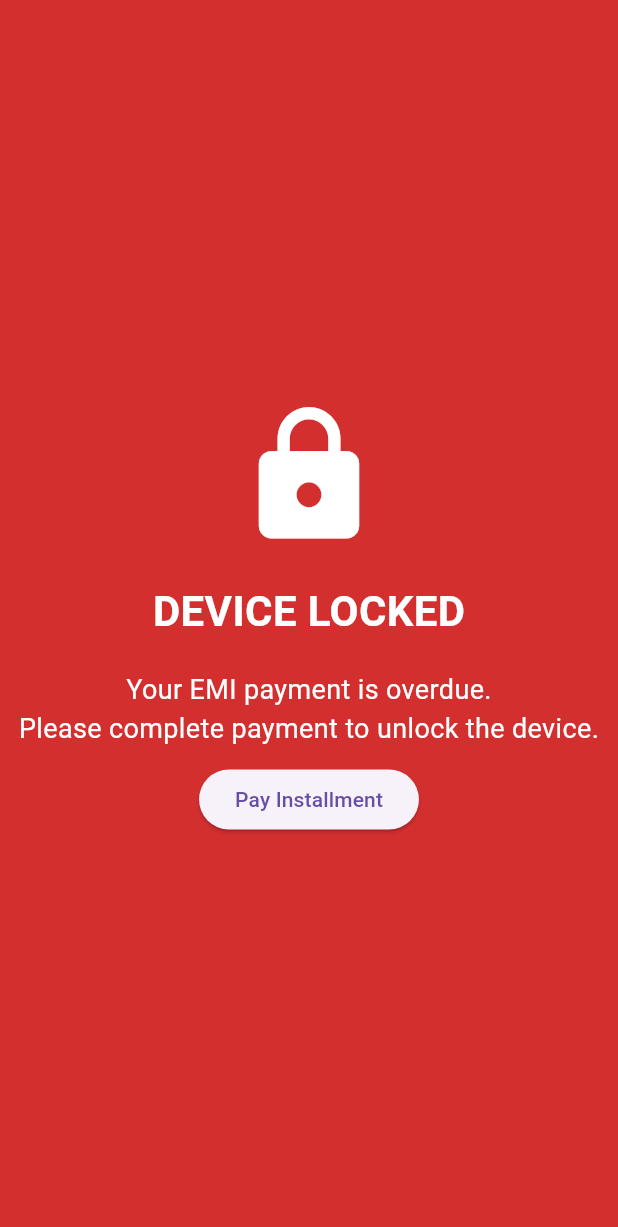
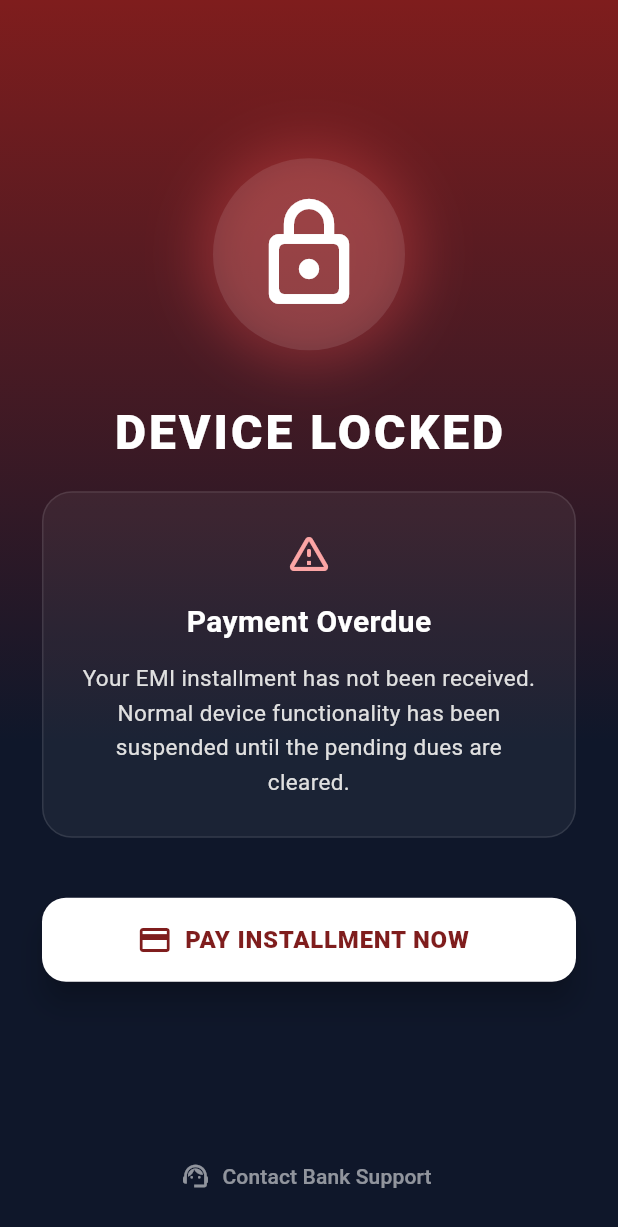
Before and after one commit to Sukhmeetsingh306/EMI_Locker_Application, a Flutter app: the LockScreen screen opened by its route, on a phone screen of 412 x 824 dp. Shown: the top 1227 px of the screen. Run offline on Flutter 3.47's test engine with Material 3 defaults, Android fonts, the light colour scheme and no system bars; our stand-ins replace device_info_plus, dio, go_router, shared_preferences; missing offline and left inert: workmanager; accounts and stored records are empty.

Commit message:
feat: update the ui for the lock screen to have the code to be altered to show the lock detail

```diff
--- a/lib/screen/lock_screen.dart
+++ b/lib/screen/lock_screen.dart
@@ -3,44 +3,173 @@ import 'package:go_router/go_router.dart';
 
 class LockScreen extends StatelessWidget {
   const LockScreen({super.key});
+
   static String routePath() => "/lock";
 
   @override
   Widget build(BuildContext context) {
-    return Scaffold(
-      backgroundColor: Colors.red.shade700,
-      body: Center(
+    // PopScope prevents the user from using the Android hardware back button
+    // to escape the lock screen.
+    return PopScope(
+      canPop: false,
+      child: Scaffold(
+        body: Container(
+          width: double.infinity,
+          decoration: const BoxDecoration(
+            gradient: LinearGradient(
+              begin: Alignment.topCenter,
+              end: Alignment.bottomCenter,
+              colors: [
+                Color(0xFF7F1D1D), // Deep warning red
+                Color(0xFF0F172A), // Dark slate/black
+              ],
+              stops: [0.0, 0.6],
+            ),
+          ),
+          child: SafeArea(
+            child: Padding(
+              padding: const EdgeInsets.symmetric(horizontal: 28.0),
               child: Column(
                 mainAxisAlignment: MainAxisAlignment.center,
                 children: [
-            Icon(Icons.lock, color: Colors.white, size: 100),
+                  const Spacer(),
 
-            SizedBox(height: 20),
+                  // Glowing Lock Icon
+                  Container(
+                    padding: const EdgeInsets.all(24),
+                    decoration: BoxDecoration(
+                      color: Colors.white.withOpacity(0.1),
+                      shape: BoxShape.circle,
+                      boxShadow: [
+                        BoxShadow(
+                          color: Colors.redAccent.withOpacity(0.3),
+                          blurRadius: 30,
+                          spreadRadius: 10,
+                        ),
+                      ],
+                    ),
+                    child: const Icon(
+                      Icons.lock_outline_rounded,
+                      color: Colors.white,
+                      size: 80,
+                    ),
+                  ),
 
-            Text(
+                  const SizedBox(height: 32),
+
+                  // Imposing Title
+                  const Text(
                     "DEVICE LOCKED",
                     style: TextStyle(
-                fontSize: 28,
+                      fontSize: 32,
+                      color: Colors.white,
+                      fontWeight: FontWeight.w900,
+                      letterSpacing: 2.0,
+                    ),
+                  ),
+
+                  const SizedBox(height: 16),
+
+                  // Information Card
+                  Container(
+                    padding: const EdgeInsets.all(24),
+                    decoration: BoxDecoration(
+                      color: Colors.white.withOpacity(0.05),
+                      borderRadius: BorderRadius.circular(20),
+                      border: Border.all(
+                        color: Colors.white.withOpacity(0.1),
+                        width: 1,
+                      ),
+                      // BackdropFilter could be added here for blur,
+                      // but keeping it lightweight for performance
+                    ),
+                    child: Column(
+                      children: [
+                        const Icon(
+                          Icons.warning_amber_rounded,
+                          color: Color(0xFFFCA5A5),
+                          size: 32,
+                        ),
+                        const SizedBox(height: 16),
+                        const Text(
+                          "Payment Overdue",
+                          style: TextStyle(
+                            fontSize: 20,
                             color: Colors.white,
                             fontWeight: FontWeight.bold,
                           ),
                         ),
+                        const SizedBox(height: 12),
+                        Text(
+                          "Your EMI installment has not been received. Normal device functionality has been suspended until the pending dues are cleared.",
+                          textAlign: TextAlign.center,
+                          style: TextStyle(
+                            fontSize: 15,
+                            color: Colors.grey.shade300,
+                            height: 1.5,
+                          ),
+                        ),
+                      ],
+                    ),
+                  ),
 
-            SizedBox(height: 20),
+                  const SizedBox(height: 40),
 
-            Text(
-              "Your EMI payment is overdue.\nPlease complete payment to unlock the device.",
-              textAlign: TextAlign.center,
-              style: TextStyle(fontSize: 18, color: Colors.white),
-            ),
-            const SizedBox(height: 10),
-            ElevatedButton(
+                  // Primary Action Button
+                  SizedBox(
+                    width: double.infinity,
+                    height: 56,
+                    child: ElevatedButton.icon(
                       onPressed: () {
                         context.push("/pay-installment");
                       },
-              child: const Text("Pay Installment"),
+                      style: ElevatedButton.styleFrom(
+                        backgroundColor: Colors.white,
+                        foregroundColor: const Color(0xFF7F1D1D),
+                        elevation: 8,
+                        shape: RoundedRectangleBorder(
+                          borderRadius: BorderRadius.circular(16),
                         ),
+                      ),
+                      icon: const Icon(Icons.payment, size: 24),
+                      label: const Text(
+                        "PAY INSTALLMENT NOW",
+                        style: TextStyle(
+                          fontSize: 16,
+                          fontWeight: FontWeight.w800,
+                          letterSpacing: 0.5,
+                        ),
+                      ),
+                    ),
+                  ),
+
+                  const Spacer(),
+
+                  // Footer / Support text
+                  TextButton.icon(
+                    onPressed: () {
+                      // TODO: Add support action (e.g., dialer intent or show dialog)
+                    },
+                    icon: const Icon(
+                      Icons.support_agent,
+                      color: Colors.white54,
+                      size: 20,
+                    ),
+                    label: const Text(
+                      "Contact Bank Support",
+                      style: TextStyle(
+                        color: Colors.white54,
+                        fontSize: 14,
+                        fontWeight: FontWeight.w500,
+                      ),
+                    ),
+                  ),
+
+                  const SizedBox(height: 16),
                 ],
+              ),
+            ),
+          ),
         ),
       ),
     );
```
Lines whose indentation alone changed are shown as unchanged.
